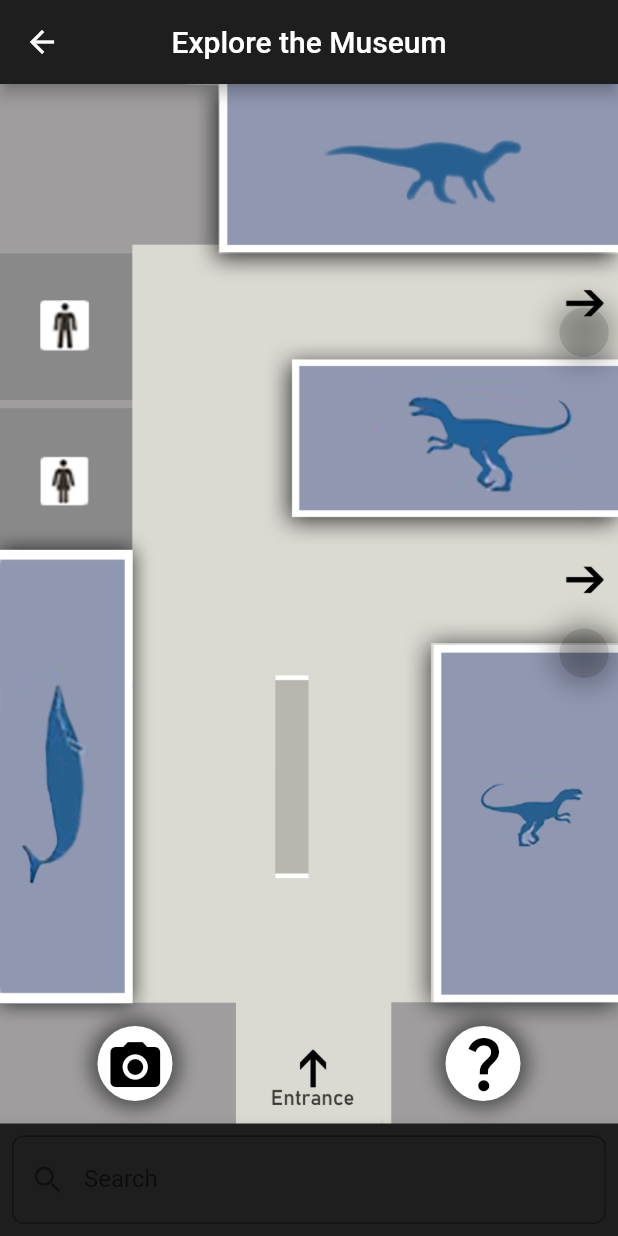
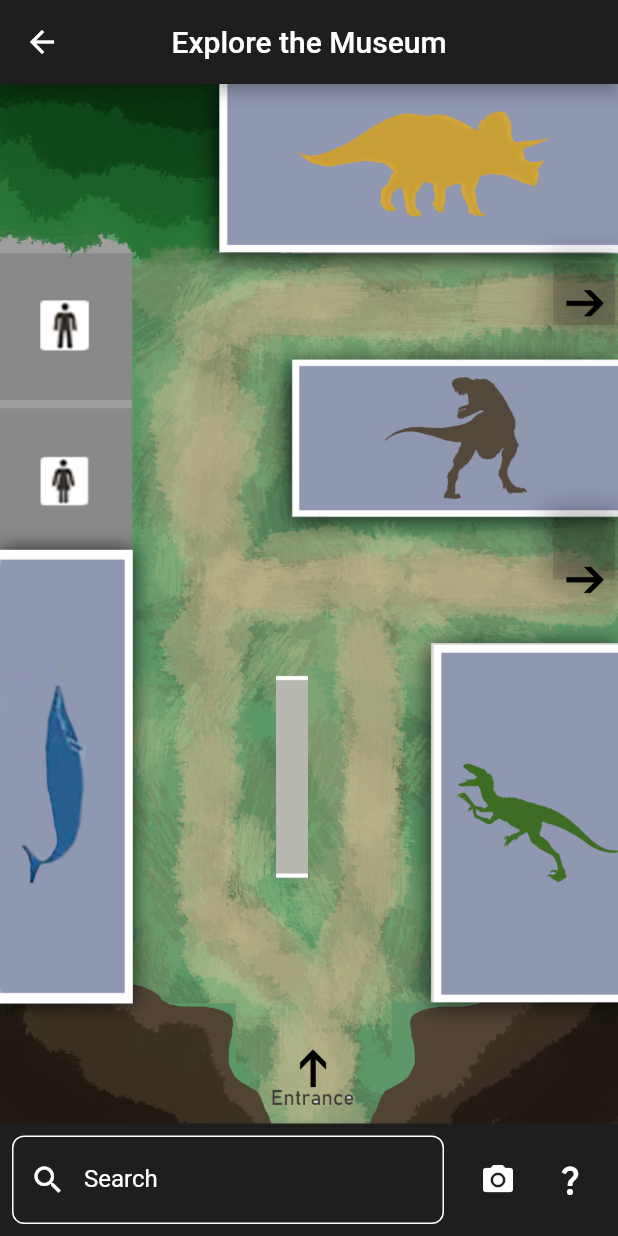
Before and after one commit to pedroarruda07/museum-app, a Flutter app: the screen it shows after launch, on a phone screen of 412 x 824 dp. Run offline on Flutter 3.47's test engine with Material 2 defaults, Android fonts, the phone set to English and light mode, and no system bars; our stand-ins replace camera; missing offline and left inert: ar_flutter_plugin, qr_code_scanner.

Commit message:
layout changes and fixes

```diff
--- a/lib/presentation/discover_page.dart
+++ b/lib/presentation/discover_page.dart
@@ -23,18 +23,18 @@ class DiscoverPage extends StatelessWidget {
           children: <Widget>[
             // Positioned Base image
             Positioned.fill(
-              child: Image.asset('assets/images/mapa.jpg', fit: BoxFit.fill),
+              child: Image.asset('assets/images/mapa1.jpg', fit: BoxFit.fill),
             ),
             Positioned(
-              top: 363,
-              right: 2,
+              top: MediaQuery.of(context).size.height * 0.351,
+              right: MediaQuery.of(context).size.width * 0.005,
               child: GestureDetector(
                 onTap: () {
                   print("Clicked Arrow 2");
                 },
                 child: Container(
                   width: MediaQuery.of(context).size.width * 0.1, // Specify the width
-                  height: MediaQuery.of(context).size.width * 0.08, // Use width to ensure the container is a circle
+                  height: MediaQuery.of(context).size.width * 0.1, // Use width to ensure the container is a circle
                   decoration: BoxDecoration(
                     boxShadow: [
                       BoxShadow(
@@ -46,21 +46,21 @@ class DiscoverPage extends StatelessWidget {
                       ),
                     ],
                     color: Colors.black12, // Set to transparent or any other color
-                    shape: BoxShape.circle, // Set the shape to a circle
+                    shape: BoxShape.rectangle, // Set the shape to a circle
                   ),
                 ),
               ),
             ),
             Positioned(
-              top: 149,
-              right: 2,
+              top: MediaQuery.of(context).size.height * 0.145,
+              right: MediaQuery.of(context).size.width * 0.005,
               child: GestureDetector(
                 onTap: () {
                   print("Clicked Arrow 1");
                 },
                 child: Container(
                   width: MediaQuery.of(context).size.width * 0.1, // Specify the width
-                  height: MediaQuery.of(context).size.width * 0.08, // Use width to ensure the container is a circle
+                  height: MediaQuery.of(context).size.width * 0.1, // Use width to ensure the container is a circle
                   decoration: BoxDecoration(
                     boxShadow: [
                       BoxShadow(
@@ -72,7 +72,7 @@ class DiscoverPage extends StatelessWidget {
                       ),
                     ],
                     color: Colors.black12, // Set to transparent or any other color
-                    shape: BoxShape.circle, // Set the shape to a circle
+                    shape: BoxShape.rectangle, // Set the shape to a circle
                   ),
                 ),
               ),
@@ -81,7 +81,7 @@ class DiscoverPage extends StatelessWidget {
               top: 0,
               right: 0,
               width: MediaQuery.of(context).size.width * 0.64,
-              height: MediaQuery.of(context).size.height * 0.137,
+              height: MediaQuery.of(context).size.height * 0.13,
               child: GestureDetector(
                 onTap: () {
                   print("Clicked Dinosaur 4");
@@ -92,10 +92,10 @@ class DiscoverPage extends StatelessWidget {
               ),
             ),
             Positioned(
-              bottom: 470,
+              top: MediaQuery.of(context).size.height * 0.208,
               right: 0,
               width: MediaQuery.of(context).size.width * 0.525,
-              height: MediaQuery.of(context).size.height * 0.127,
+              height: MediaQuery.of(context).size.height * 0.115,
               child: GestureDetector(
                 onTap: () {
                   print("Clicked Dinosaur 3");
@@ -107,10 +107,10 @@ class DiscoverPage extends StatelessWidget {
             ),
             // Clickable area 1 (Top-Left quarter)
             Positioned(
-              bottom: 100,
+              bottom: MediaQuery.of(context).size.height * 0.0925,
               left: 0,
               width: MediaQuery.of(context).size.width * 0.21,
-              height: MediaQuery.of(context).size.height * 0.365,
+              height: MediaQuery.of(context).size.height * 0.335,
               child: GestureDetector(
                 onTap: () {
                   print("Clicked Dinosaur 2");
@@ -122,10 +122,10 @@ class DiscoverPage extends StatelessWidget {
             ),
             // Clickable area 2 (Bottom-Right quarter)
             Positioned(
-              bottom: 100,
+              bottom: MediaQuery.of(context).size.height * 0.092,
               right: 0,
               width: MediaQuery.of(context).size.width * 0.295,
-              height: MediaQuery.of(context).size.height * 0.29,
+              height: MediaQuery.of(context).size.height * 0.265,
               child: GestureDetector(
                 onTap: () {
                   print("Clicked Dinosaur 1");
@@ -136,72 +136,6 @@ class DiscoverPage extends StatelessWidget {
                 ),
               ),
             ),
-            Positioned(
-                bottom: 15, // Adjust the value to your preference
-                left: 65, // Adjust the value to your preference
-                child: Container(
-                    width: 50, // Width of the white circle
-                    height: 50, // Height of the white circle
-                    decoration: BoxDecoration(
-                      boxShadow: [
-                        BoxShadow(
-                          color: Colors.black.withOpacity(0.50),
-                          spreadRadius: 5,
-                          blurRadius: 10,
-                          offset:
-                              const Offset(0, 0), // changes position of shadow
-                        ),
-                      ],
-                      color: Colors.white, // White background color
-                      shape: BoxShape.circle, // Circular shape
-                    )
-                )
-            ),
-            Positioned(
-              bottom: 10, // You can adjust the value to your preference
-              left: 62.2, // You can adjust the value to your preference
-              child: IconButton(
-                icon: Icon(Icons.camera_alt), // Camera icon
-                onPressed: () {
-                  Navigator.of(context).push(MaterialPageRoute(builder: (context) => CameraApp()));
-                },
-                iconSize: 40.0, // You can adjust the size to your preference
-                color:
-                    Colors.black, // Choose a color that's visible on your map
-              ),
-            ),
-            Positioned(
-                bottom: 15, // Adjust the value to your preference
-                right: 65, // Adjust the value to your preference
-                child: Container(
-                    width: 50, // Width of the white circle
-                    height: 50, // Height of the white circle
-                    decoration: BoxDecoration(
-                      boxShadow: [
-                        BoxShadow(
-                          color: Colors.black.withOpacity(0.50),
-                          spreadRadius: 5,
-                          blurRadius: 10,
-                          offset:
-                              const Offset(0, 0), // changes position of shadow
-                        ),
-                      ],
-                      color: Colors.white, // White background color
-                      shape: BoxShape.circle, // Circular shape
-                    ))),
-            Positioned(
-              bottom: 10, // You can adjust the value to your preference
-              right: 59, // You can adjust the value to your preference
-              child: IconButton(
-                icon: Icon(Icons.question_mark), // Camera icon
-                onPressed: () {
-                  // Add your button tap logic here, e.g., navigate to camera screen
-                },
-                iconSize: 45.0, // You can adjust the size to your preference
-                color:
-                    Colors.black, // Choose a color that's visible on your map
-              ),
-            ),
           ],
         ),
       ),
@@ -209,14 +143,39 @@ class DiscoverPage extends StatelessWidget {
         color: const Color.fromARGB(255, 30, 30, 30),
         child: Padding(
           padding: const EdgeInsets.all(8.0),
-          child: TextFormField(
-            decoration: InputDecoration(
-              labelText: 'Search',
-              prefixIcon: Icon(Icons.search),
-              border: OutlineInputBorder(
-                borderRadius: BorderRadius.circular(8.0),
+          child: Row(
+            children: <Widget>[
+              Expanded( // Expanded widget for the search bar
+                child: TextFormField(
+                  enabled: false,
+                  style: TextStyle(color: Colors.white), // Text color
+                  decoration: InputDecoration(
+                    labelText: 'Search',
+                    labelStyle: TextStyle(color: Colors.white), // Label text color
+                    prefixIcon: Icon(Icons.search, color: Colors.white), // Icon color
+                    disabledBorder: OutlineInputBorder(
+                      borderRadius: BorderRadius.circular(8.0),
+                      borderSide: BorderSide(color: Colors.white), // Border color
+                    ),
+                  ),
+                ),
               ),
-            ),
+              const SizedBox(width: 12.0),
+              IconButton(
+                icon: Icon(Icons.camera_alt), // Camera icon
+                onPressed: () {
+                  Navigator.of(context).push(MaterialPageRoute(builder: (context) => CameraApp()));
+                },
+                color: Colors.white, // Choose a color that's visible on your map
+              ),
+              IconButton(
+                icon: Icon(Icons.question_mark), // Camera icon
+                onPressed: () {
+                  // Add your button tap logic here, e.g., navigate to camera screen
+                },
+                color: Colors.white, // Choose a color that's visible on your map
+              ),
+            ],
           ),
         ),
       ),
--- a/pubspec.yaml
+++ b/pubspec.yaml
@@ -60,6 +60,7 @@ dev_dependencies:
 flutter:
   assets:
     - assets/images/
+    - assets/images/dinosaurs/
   # The following line ensures that the Material Icons font is
   # included with your application, so that you can use the icons in
   # the material Icons class.
```
Also changed, not shown: lib/presentation/dinossaur_page.dart (+27 -28 lines), assets/images/dinosaurs/velociraptor.jpg (renamed from assets/images/velociraptor.jpg), assets/images/mapa.jpg (deleted), assets/images/mapa1.jpg (added), assets/images/teste.jpg (deleted).
